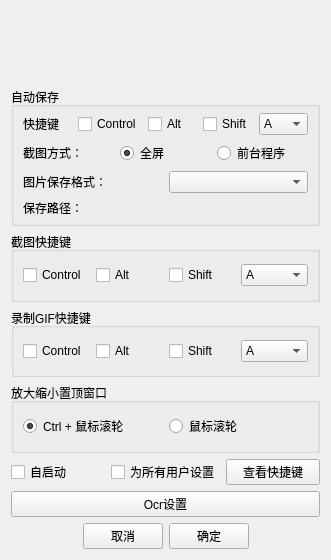
Qt form src/ui/SettingWidget.ui (afsfvr/screenshot) before a commit.
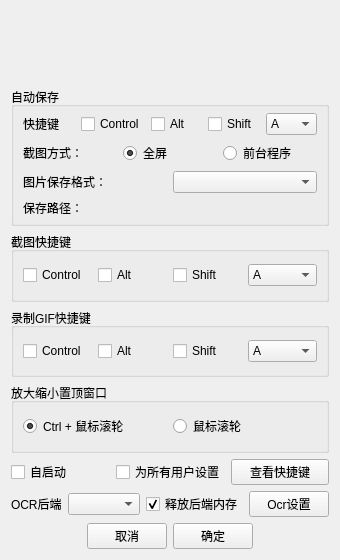
The same form after that commit.

Commit message: 支持多 OCR 后端组合编译与运行时切换(AI)

```diff
--- a/src/ui/SettingWidget.ui
+++ b/src/ui/SettingWidget.ui
@@ -665,11 +665,51 @@
     </layout>
    </item>
    <item>
-    <widget class="QPushButton" name="ocr_setting">
-     <property name="text">
-      <string>Ocr设置</string>
-     </property>
-    </widget>
+    <layout class="QHBoxLayout" name="horizontalLayout_ocr">
+     <item>
+      <widget class="QLabel" name="ocr_label">
+       <property name="text">
+        <string>OCR后端</string>
+       </property>
+      </widget>
+     </item>
+     <item>
+      <widget class="QComboBox" name="ocr_backend"/>
+     </item>
+     <item>
+      <widget class="QCheckBox" name="ocr_release">
+       <property name="toolTip">
+        <string>切换离开后释放其他后端占用的模型内存</string>
+       </property>
+       <property name="text">
+        <string>释放后端内存</string>
+       </property>
+       <property name="checked">
+        <bool>true</bool>
+       </property>
+      </widget>
+     </item>
+     <item>
+      <spacer name="ocr_spacer">
+       <property name="orientation">
+        <enum>Qt::Horizontal</enum>
+       </property>
+       <property name="sizeHint" stdset="0">
+        <size>
+         <width>40</width>
+         <height>20</height>
+        </size>
+       </property>
+      </spacer>
+     </item>
+     <item>
+      <widget class="QPushButton" name="ocr_setting">
+       <property name="text">
+        <string>Ocr设置</string>
+       </property>
+      </widget>
+     </item>
+    </layout>
    </item>
    <item>
     <layout class="QHBoxLayout" name="horizontalLayout_3">
```
The commit also changes 14 other files.
